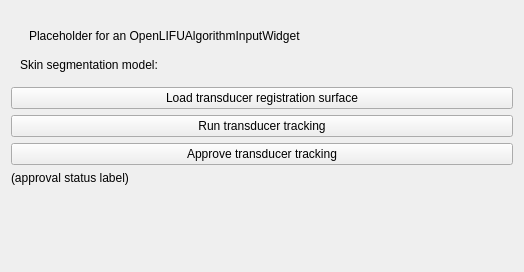
OpenwaterHealth/SlicerOpenLIFU, file OpenLIFUTransducerTracker/Resources/UI/OpenLIFUTransducerTracker.ui: the form before one commit.
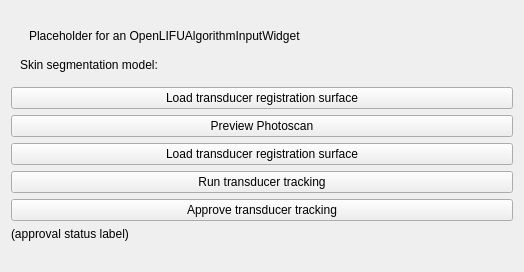
The form after the commit. Custom widgets are drawn as their Qt base class.

Commit message: Add push button to preview photoscan (#148)

```diff
--- a/OpenLIFUTransducerTracker/Resources/UI/OpenLIFUTransducerTracker.ui
+++ b/OpenLIFUTransducerTracker/Resources/UI/OpenLIFUTransducerTracker.ui
@@ -87,6 +87,20 @@
         </property>
        </widget>
       </item>
+      <item>
+       <widget class="QPushButton" name="previewPhotoscanButton">
+        <property name="text">
+         <string>Preview Photoscan</string>
+        </property>
+       </widget>
+      </item>
+      <item>
+       <widget class="QPushButton" name="loadTransducerSurfaceButton">
+        <property name="text">
+         <string>Load transducer registration surface</string>
+        </property>
+       </widget>
+      </item>
       <item>
        <widget class="QPushButton" name="runTrackingButton">
         <property name="text">
```
The commit also changes 1 other file.
